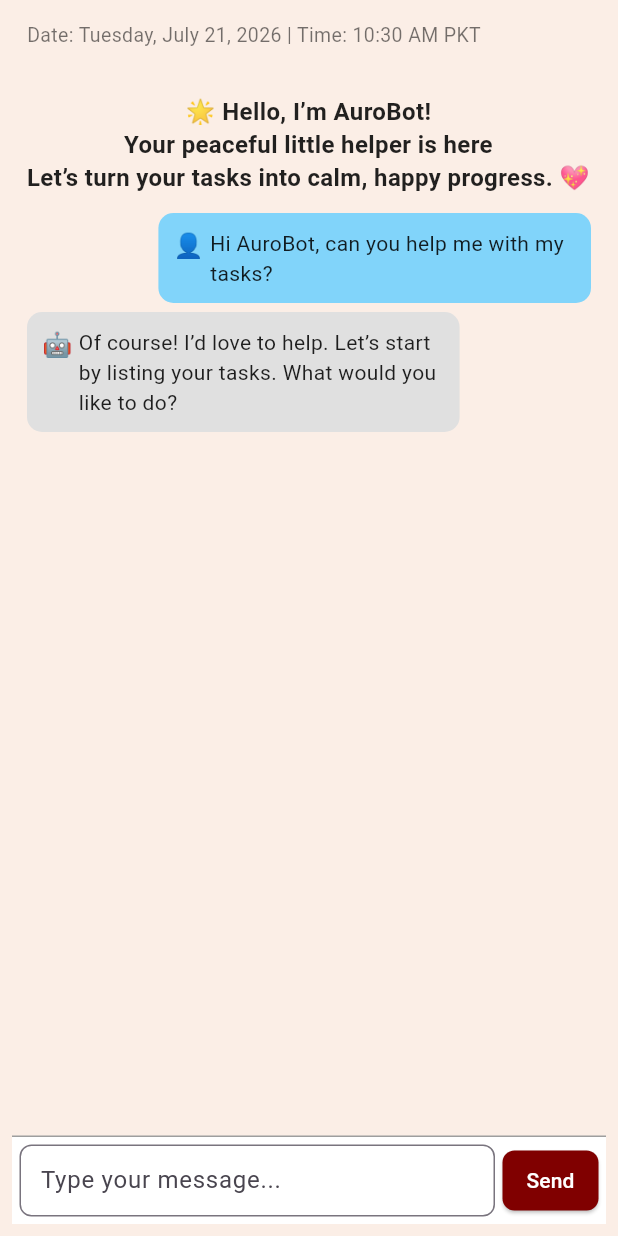
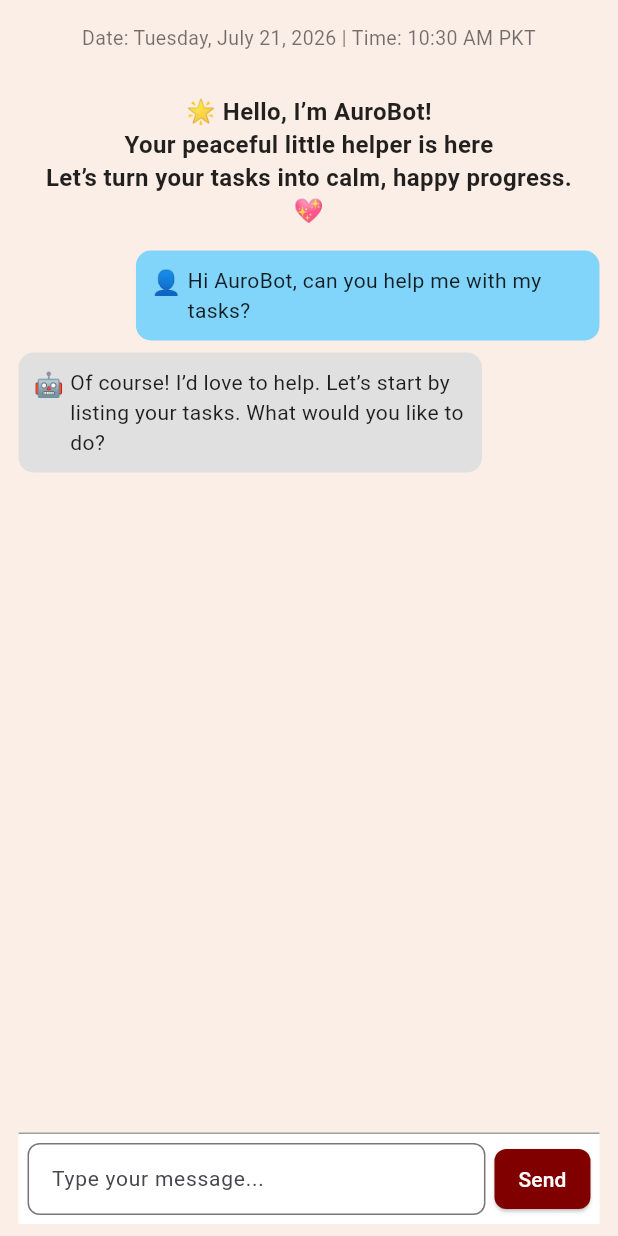
Before and after one commit to Munibafarooq-574/Aurado_2025, a Flutter app: the ChatbotScreen screen opened directly, on a phone screen of 412 x 824 dp. Run offline on Flutter 3.47's test engine with Material 3 defaults, Android fonts, the phone set to English and light mode, and no system bars; our stand-ins replace animated_text_kit, flutter_local_notifications, image_picker, permission_handler, shared_preferences, syncfusion_flutter_charts and 1 more; accounts and stored records are empty.

Commit message:
feat: improve chatbot UI responsiveness and scrolling

```diff
--- a/aurado_2025/lib/screens/chatbot_screen.dart
+++ b/aurado_2025/lib/screens/chatbot_screen.dart
@@ -36,24 +36,33 @@ class _ChatbotScreenState extends State<ChatbotScreen> {
       _controller.clear();
     });
 
+    _scrollToBottom();
+
+    Future.delayed(const Duration(seconds: 1), () {
+      if (!mounted) return;
+      setState(() {
+        _messages.add({'sender': 'bot', 'text': "I'm processing your request..."});
+      });
+      _scrollToBottom();
+    });
+  }
+
+  void _scrollToBottom() {
     Future.delayed(const Duration(milliseconds: 300), () {
+      if (!_scrollController.hasClients) return;
       _scrollController.animateTo(
-        _scrollController.position.maxScrollExtent + 80,
+        _scrollController.position.maxScrollExtent + 120,
         duration: const Duration(milliseconds: 400),
         curve: Curves.easeOut,
       );
     });
+  }
 
-    Future.delayed(const Duration(seconds: 1), () {
-      setState(() {
-        _messages.add({'sender': 'bot', 'text': "I'm processing your request..."});
-      });
-      _scrollController.animateTo(
-        _scrollController.position.maxScrollExtent + 80,
-        duration: const Duration(milliseconds: 400),
-        curve: Curves.easeOut,
-      );
-    });
+  @override
+  void dispose() {
+    _controller.dispose();
+    _scrollController.dispose();
+    super.dispose();
   }
 
   @override
@@ -64,79 +73,110 @@ class _ChatbotScreenState extends State<ChatbotScreen> {
     final date = DateFormat('MMMM d, y').format(now);
     final time = DateFormat('hh:mm a').format(now);
 
+    // ---- Responsive helpers ----
+    final size = MediaQuery.of(context).size;
+    final width = size.width;
+    final isTablet = width >= 600; // iPad / Android tablets
+    final isSmallPhone = width < 360; // small older phones
+
+    final horizontalPadding = width * 0.03; // ~3% of screen width
+    final headerFontSize = isTablet ? 15.0 : (isSmallPhone ? 11.5 : 13.0);
+    final greetingFontSize = isTablet ? 20.0 : (isSmallPhone ? 14.0 : 16.0);
+    final bubbleFontSize = isTablet ? 16.0 : (isSmallPhone ? 13.0 : 14.0);
+    final bubbleMaxWidth = isTablet ? width * 0.55 : width * 0.75;
+    final maxContentWidth = isTablet ? 700.0 : double.infinity;
+
     return Scaffold(
       backgroundColor: fromHex(prefs.themeColor),
-      body: Padding(
-        padding: const EdgeInsets.all(8.0),
+      // Keeps input field above the keyboard on both iOS & Android
+      resizeToAvoidBottomInset: true,
+      body: SafeArea(
+        child: Center(
+          child: ConstrainedBox(
+            constraints: BoxConstraints(maxWidth: maxContentWidth),
+            child: Padding(
+              padding: EdgeInsets.symmetric(horizontal: horizontalPadding, vertical: 8),
               child: Column(
                 crossAxisAlignment: CrossAxisAlignment.start,
                 children: [
+                  // ---- Scrollable area: header + greeting + messages ----
+                  Expanded(
+                    child: CustomScrollView(
+                      controller: _scrollController,
+                      slivers: [
+                        SliverToBoxAdapter(
+                          child: Column(
+                            children: [
                               Container(
+                                width: double.infinity,
                                 decoration: const BoxDecoration(
                                   color: Color(0xFFFBEEE6),
-                borderRadius: BorderRadius.vertical(top: Radius.circular(15)),
+                                  borderRadius:
+                                  BorderRadius.vertical(top: Radius.circular(15)),
                                 ),
-              padding: const EdgeInsets.symmetric(vertical: 5, horizontal: 10),
-              child: Column(
-                children: [
-                  const SizedBox(height: 1),
-                  Text(
+                                padding: const EdgeInsets.symmetric(
+                                    vertical: 8, horizontal: 10),
+                                child: Text(
                                   'Date: $day, $date | Time: $time PKT',
-                    style: const TextStyle(
-                      fontSize: 13,
+                                  textAlign: TextAlign.center,
+                                  style: TextStyle(
+                                    fontSize: headerFontSize,
                                     fontWeight: FontWeight.normal,
                                     color: Colors.black54,
-
                                   ),
                                 ),
-
-
-                ],
                               ),
-            ),
-            const SizedBox(height: 25),
-            const Padding(
-              padding: EdgeInsets.symmetric(horizontal: 10),
+                              SizedBox(height: isTablet ? 30 : 20),
+                              Padding(
+                                padding: const EdgeInsets.symmetric(horizontal: 10),
                                 child: Text(
                                   '🌟 Hello, I’m AuroBot!\nYour peaceful little helper is here \nLet’s turn your tasks into calm, happy progress. 💖',
                                   textAlign: TextAlign.center,
                                   style: TextStyle(
-                  fontSize: 16,
+                                    fontSize: greetingFontSize,
                                     fontWeight: FontWeight.bold,
                                     color: Colors.black87,
                                     height: 1.4,
                                   ),
                                 ),
                               ),
-            Expanded(
-              child: ListView.builder(
-                controller: _scrollController,
-                padding: const EdgeInsets.all(10),
-                itemCount: _messages.length,
-                itemBuilder: (context, index) {
+                              SizedBox(height: isTablet ? 20 : 12),
+                            ],
+                          ),
+                        ),
+                        SliverList(
+                          delegate: SliverChildBuilderDelegate(
+                                (context, index) {
                               final msg = _messages[index];
                               final isUser = msg['sender'] == 'user';
                               return Align(
-                    alignment: isUser ? Alignment.centerRight : Alignment.centerLeft,
+                                alignment: isUser
+                                    ? Alignment.centerRight
+                                    : Alignment.centerLeft,
                                 child: Container(
-                      margin: const EdgeInsets.symmetric(vertical: 3),
+                                  margin: const EdgeInsets.symmetric(vertical: 4),
                                   padding: const EdgeInsets.all(10),
-                      constraints: BoxConstraints(
-                          maxWidth: MediaQuery.of(context).size.width * 0.7),
+                                  constraints:
+                                  BoxConstraints(maxWidth: bubbleMaxWidth),
                                   decoration: BoxDecoration(
-                        color: isUser ? Colors.lightBlue[200] : Colors.grey[300],
+                                    color: isUser
+                                        ? Colors.lightBlue[200]
+                                        : Colors.grey[300],
                                     borderRadius: BorderRadius.circular(10),
                                   ),
                                   child: Row(
                                     crossAxisAlignment: CrossAxisAlignment.start,
+                                    mainAxisSize: MainAxisSize.min,
                                     children: [
                                       Text(isUser ? '👤 ' : '🤖 ',
                                           style: const TextStyle(fontSize: 16)),
-                          Expanded(
+                                      Flexible(
                                         child: Text(
                                           msg['text'] ?? '',
-                              style: const TextStyle(
-                                  fontSize: 14, color: Colors.black87),
+                                          style: TextStyle(
+                                            fontSize: bubbleFontSize,
+                                            color: Colors.black87,
+                                          ),
                                         ),
                                       ),
                                     ],
@@ -144,23 +184,37 @@ class _ChatbotScreenState extends State<ChatbotScreen> {
                                 ),
                               );
                             },
+                            childCount: _messages.length,
                           ),
                         ),
+                        // little bottom breathing room so last bubble isn't glued to input bar
+                        const SliverToBoxAdapter(child: SizedBox(height: 10)),
+                      ],
+                    ),
+                  ),
+
+                  // ---- Fixed input bar at the bottom ----
                   Container(
-              padding: const EdgeInsets.all(5),
+                    padding: const EdgeInsets.all(6),
                     decoration: const BoxDecoration(
                       border: Border(top: BorderSide(color: Colors.grey)),
                       color: Colors.white,
                     ),
+                    child: SafeArea(
+                      top: false,
                       child: Row(
                         children: [
                           Expanded(
                             child: TextField(
                               controller: _controller,
+                              minLines: 1,
+                              maxLines: 4,
+                              textInputAction: TextInputAction.send,
                               onSubmitted: (_) => _sendMessage(),
+                              style: TextStyle(fontSize: bubbleFontSize),
                               decoration: InputDecoration(
-                        contentPadding:
-                        const EdgeInsets.symmetric(horizontal: 10),
+                                contentPadding: const EdgeInsets.symmetric(
+                                    horizontal: 12, vertical: 10),
                                 hintText: 'Type your message...',
                                 border: OutlineInputBorder(
                                   borderRadius: BorderRadius.circular(8),
@@ -170,13 +224,14 @@ class _ChatbotScreenState extends State<ChatbotScreen> {
                               ),
                             ),
                           ),
-                  const SizedBox(width: 5),
+                          const SizedBox(width: 6),
                           ElevatedButton(
                             onPressed: _sendMessage,
                             style: ElevatedButton.styleFrom(
                               backgroundColor: const Color(0xFF800000),
-                      padding: const EdgeInsets.symmetric(
-                          horizontal: 15, vertical: 10),
+                              padding: EdgeInsets.symmetric(
+                                  horizontal: isTablet ? 22 : 15,
+                                  vertical: isTablet ? 14 : 10),
                               shape: RoundedRectangleBorder(
                                   borderRadius: BorderRadius.circular(8)),
                             ),
@@ -185,7 +240,11 @@ class _ChatbotScreenState extends State<ChatbotScreen> {
                         ],
                       ),
                     ),
+                  ),
                 ],
+              ),
+            ),
+          ),
         ),
       ),
     );
```
Lines whose indentation alone changed are shown as unchanged.
